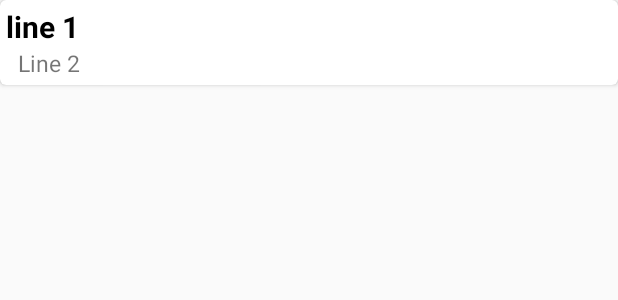
After one commit to Baceg/Ochrona, an Android app: the layout recycler_item.xml on its own in the app's theme, with its tools: preview values and no code run, on a phone screen of 412 x 824 dp. The commit adds this screen. Shown: the top 300 px of the screen. Run offline under Robolectric (Android 15) with nearby library versions, the phone set to English and light mode, and no system bars.

Commit message:
nie działa wyswietlanie

```diff
--- a/app/build.gradle
+++ b/app/build.gradle
@@ -23,6 +23,8 @@ dependencies {
     implementation 'com.android.support:appcompat-v7:28.0.0'
     implementation 'com.android.support:design:28.0.0'
     implementation 'com.android.support.constraint:constraint-layout:1.1.3'
+    implementation 'com.android.support:recyclerview-v7:28.0.0'
+    implementation 'com.android.support:cardview-v7:28.0.0'
     testImplementation 'junit:junit:4.12'
     androidTestImplementation 'com.android.support.test:runner:1.0.2'
     androidTestImplementation 'com.android.support.test.espresso:espresso-core:3.0.2'
--- a/app/src/main/res/layout/fragment_baza.xml
+++ b/app/src/main/res/layout/fragment_baza.xml
@@ -6,6 +6,10 @@
 
 
     <android.support.v7.widget.RecyclerView
+        android:id="@+id/recycler_view_baza"
         android:layout_width="match_parent"
-        android:layout_height="match_parent" />
+        android:layout_height="match_parent"
+        android:padding="4dp"
+        android:scrollbars="vertical"
+        android:background="@android:color/darker_gray"/>
 </RelativeLayout>
--- /dev/null
+++ b/app/src/main/res/layout/recycler_item.xml
@@ -0,0 +1,51 @@
+<?xml version="1.0" encoding="utf-8"?>
+<android.support.v7.widget.CardView xmlns:android="http://schemas.android.com/apk/res/android"
+    android:layout_width="match_parent"
+    android:layout_height="wrap_content"
+    xmlns:app="http://schemas.android.com/apk/res-auto"
+    app:cardCornerRadius="4dp">
+
+    <RelativeLayout
+        android:layout_width="match_parent"
+        android:layout_height="match_parent"
+        android:layout_margin="4dp">
+
+        <!--
+       <ImageView
+        android:layout_width="50dp"
+        android:layout_height="50dp"
+        android:padding="2dp"
+        android:id="@+id/imageView" />
+        -->
+       <TextView
+           android:layout_width="wrap_content"
+           android:layout_height="wrap_content"
+           android:text="line 1"
+           android:textSize="20sp"
+           android:textStyle="bold"
+           android:textColor="@android:color/black"
+           android:layout_alignParentTop="true"
+           android:id="@+id/textView4"/>
+
+
+        <TextView
+            android:id="@+id/textView5"
+            android:layout_width="wrap_content"
+            android:layout_height="wrap_content"
+            android:text="Line 2"
+            android:textSize="15sp"
+            android:layout_below="@+id/textView4"
+            android:layout_marginStart="8dp"
+            />
+        <!--android:layout_toEndOf="@+id/imageView"-->
+
+
+
+
+
+
+
+
+
+    </RelativeLayout>
+</android.support.v7.widget.CardView>
--- a/build.gradle
+++ b/build.gradle
@@ -18,6 +18,9 @@ allprojects {
     repositories {
         google()
         jcenter()
+        maven {
+            url "https://maven.google.com"
+        }
 
     }
 }
```
Also changed, not shown: app/src/main/java/com/example/ochronasuchu/ItemDto.java (+6 -3 lines), app/src/main/java/com/example/ochronasuchu/MainActivity.java (+33 -6 lines), app/src/main/java/com/example/ochronasuchu/RecyclerAdapter.java (+28 -42 lines), app/src/main/res/layout/recycler_view_item.xml (deleted, +0 -23 lines).
